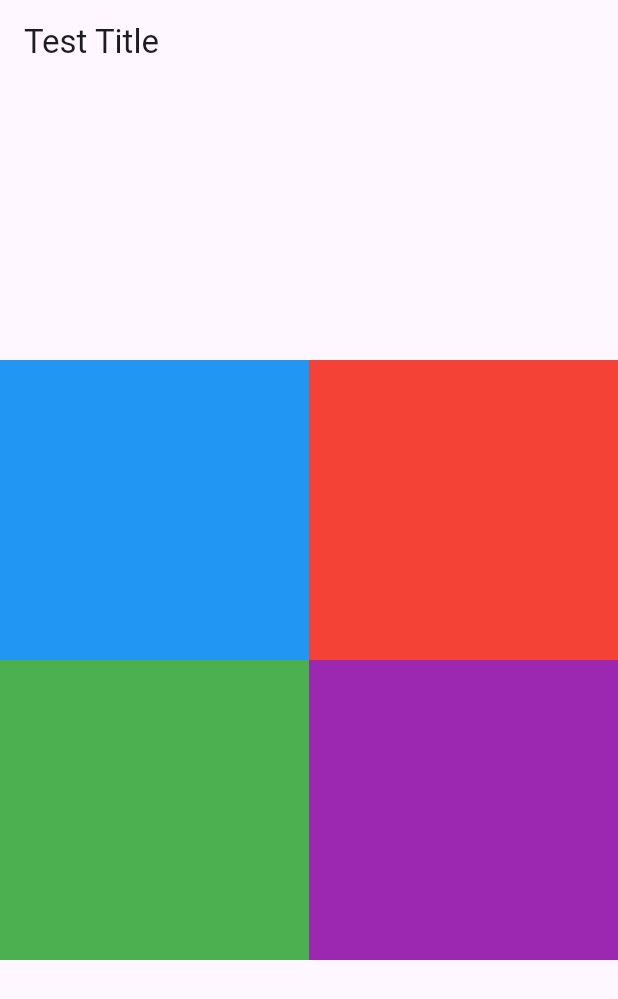
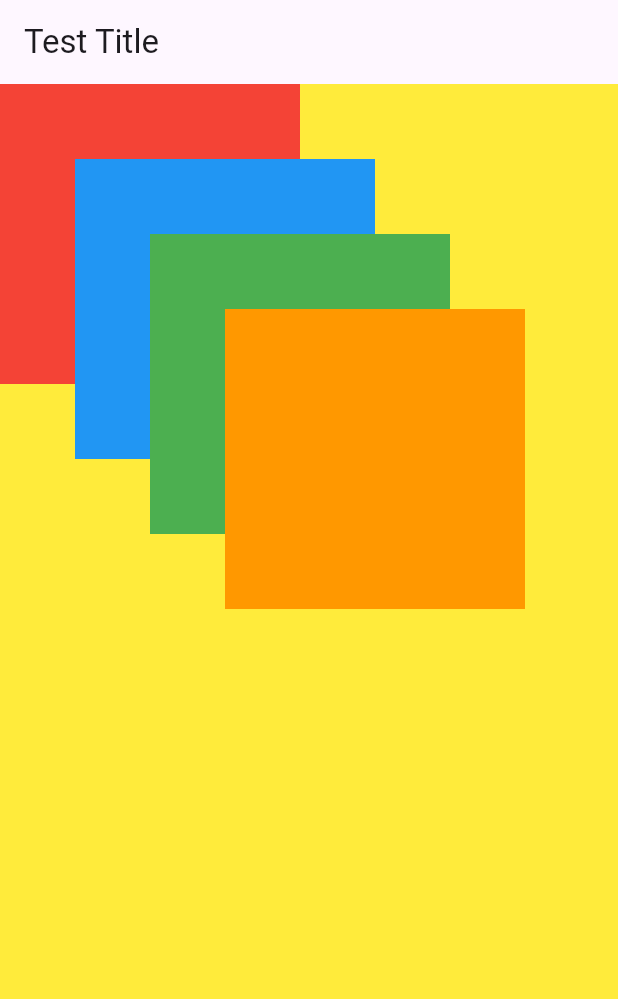
Before and after one commit to beebe0mg/Flutter-Study, a Flutter app: the screen it shows after launch, on a phone screen of 412 x 824 dp. Shown: the top 999 px of the screen. Run offline on Flutter 3.47's test engine with Material 3 defaults, Android fonts, the phone set to English and light mode, and no system bars.

Commit message:
Learn : 스택 사용해보기

```diff
--- a/flutter_study/lib/main.dart
+++ b/flutter_study/lib/main.dart
@@ -35,39 +35,33 @@ class _MyHomePageState extends State<MyHomePage> {
         title: const Text("Test Title"),
       ),
       body: Container(
-        alignment: Alignment.topLeft,
-        child: Column(
-          mainAxisAlignment: MainAxisAlignment.center,
-          children: [
-            Row(
-              mainAxisAlignment: MainAxisAlignment.center,
+        width: MediaQuery.of(context).size.width,
+        height: MediaQuery.of(context).size.height,
+        color: Colors.yellow,
+        child: Stack(
           children: [
             Container(
-                  width: MediaQuery.of(context).size.width / 2,
+              width: 200,
               height: 200,
+              color: Colors.red,
+            ),
+            Container(
+              width: 200,
+              height: 200,
+              margin: const EdgeInsets.only(top: 50, left: 50),
               color: Colors.blue,
             ),
             Container(
-                  width: MediaQuery.of(context).size.width / 2,
+              width: 200,
               height: 200,
-                  color: Colors.red,
-                ),
-              ],
-            ),
-            Row(
-              mainAxisAlignment: MainAxisAlignment.center,
-              children: [
-                Container(
-                  width: MediaQuery.of(context).size.width / 2,
-                  height: 200,
+              margin: const EdgeInsets.only(top: 100, left: 100),
               color: Colors.green,
             ),
             Container(
-                  width: MediaQuery.of(context).size.width / 2,
+              width: 200,
               height: 200,
-                  color: Colors.purple,
-                ),
-              ],
+              margin: const EdgeInsets.only(top: 150, left: 150),
+              color: Colors.orange,
             ),
           ],
         ),
```
Lines whose indentation alone changed are shown as unchanged.
